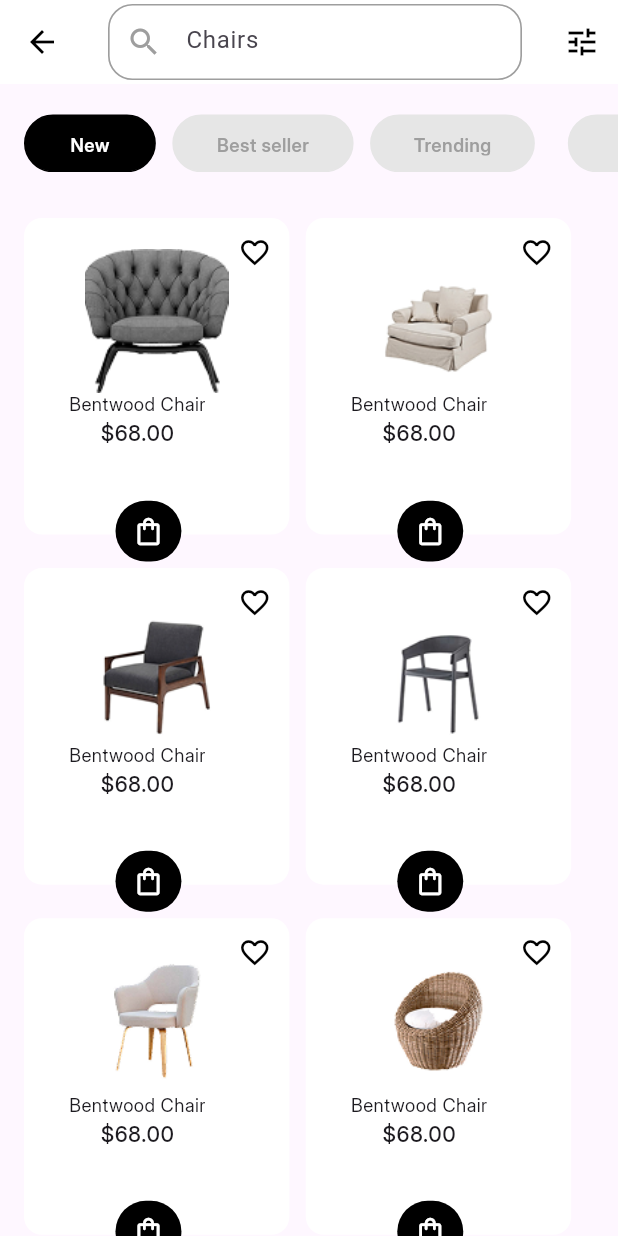
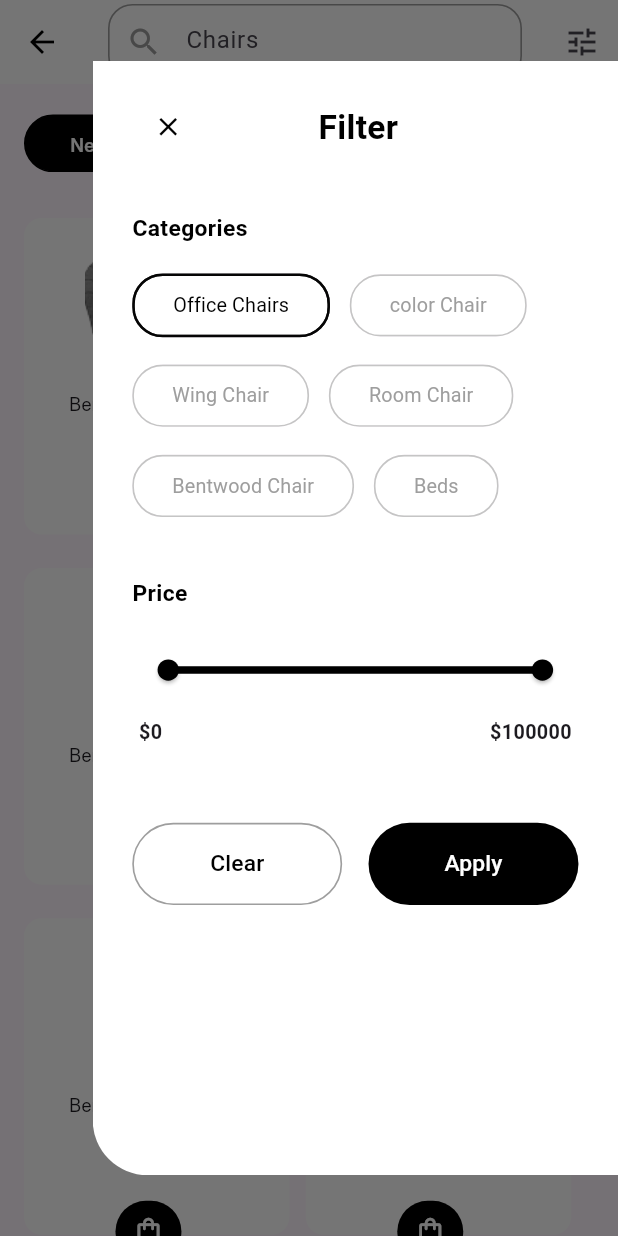
Before and after one commit to PGPrince/snapshop, a Flutter app: the SearchScreen screen opened directly, with the side drawer open (before the commit the screen has no drawer), on a phone screen of 412 x 824 dp. Run offline on Flutter 3.47's test engine with Material 3 defaults, Android fonts, the phone set to English and light mode, and no system bars; our stand-ins replace flutter_screenutil.

Commit message:
add drawer in search screen

```diff
--- /dev/null
+++ b/lib/core/common_widgets/drawer/custom_drawer.dart
@@ -0,0 +1,241 @@
+import 'package:flutter/material.dart';
+import 'package:flutter_screenutil/flutter_screenutil.dart';
+import 'package:snapshop/core/constants/app_colors.dart';
+
+class CustomDrawer extends StatefulWidget {
+  const CustomDrawer({super.key});
+
+  @override
+  State<CustomDrawer> createState() => CustomDrawerState();
+}
+
+class CustomDrawerState extends State<CustomDrawer> {
+  String _selectedCategory = 'Office Chairs';
+
+  RangeValues _currentRangeValues = const RangeValues(0, 100000);
+
+  // Category list data
+  final List<String> _categories = [
+    'Office Chairs',
+    'color Chair',
+    'Wing Chair',
+    'Room Chair',
+    'Bentwood Chair',
+    'Beds',
+  ];
+
+  @override
+  Widget build(BuildContext context) {
+    return SizedBox(
+      width: 0.85.sw,
+      child: Drawer(
+        backgroundColor: Colors.transparent,
+        elevation: 0,
+        child: Container(
+          margin: EdgeInsets.only(top: 40.h, bottom: 40.h),
+          decoration: BoxDecoration(
+            color: AppColors.kWhite,
+
+            borderRadius: BorderRadius.only(bottomLeft: Radius.circular(36.r)),
+          ),
+          child: Padding(
+            padding: EdgeInsets.symmetric(horizontal: 24.w, vertical: 20.h),
+            child: Column(
+              crossAxisAlignment: CrossAxisAlignment.start,
+              children: [
+                Row(
+                  children: [
+                    IconButton(
+                      icon: Icon(
+                        Icons.close,
+                        color: AppColors.kBlack,
+                        size: 20.r,
+                      ),
+                      onPressed: () => Navigator.pop(context),
+                    ),
+                    Expanded(
+                      child: Padding(
+                        padding: EdgeInsets.only(right: 40.w),
+                        child: Text(
+                          'Filter',
+                          textAlign: TextAlign.center,
+                          style: TextStyle(
+                            fontSize: 22.sp,
+                            fontWeight: FontWeight.bold,
+                            color: AppColors.kBlack,
+                          ),
+                        ),
+                      ),
+                    ),
+                  ],
+                ),
+                SizedBox(height: 32.h),
+
+                Text(
+                  'Categories',
+                  style: TextStyle(
+                    fontSize: 15.sp,
+                    fontWeight: FontWeight.bold,
+                    color: AppColors.kBlack,
+                  ),
+                ),
+                SizedBox(height: 16.h),
+
+                Wrap(
+                  spacing: 12.w,
+                  runSpacing: 12.h,
+                  children: _categories.map((category) {
+                    final bool isSelected = _selectedCategory == category;
+                    return ChoiceChip(
+                      label: Text(category),
+                      selected: isSelected,
+                      labelStyle: TextStyle(
+                        color: isSelected ? AppColors.kBlack : AppColors.kGrey,
+                        fontWeight: FontWeight.w400,
+                        fontSize: 13.sp,
+                      ),
+                      selectedColor: Colors.white,
+                      backgroundColor: Colors.white,
+                      showCheckmark: false,
+                      padding: EdgeInsets.symmetric(
+                        horizontal: 16.w,
+                        vertical: 10.h,
+                      ),
+                      shape: RoundedRectangleBorder(
+                        borderRadius: BorderRadius.circular(20.r),
+                        side: BorderSide(
+                          color: isSelected ? Colors.black87 : Colors.black12,
+                          width: isSelected ? 1.5.w : 1.w,
+                        ),
+                      ),
+                      onSelected: (bool selected) {
+                        setState(() {
+                          if (selected) _selectedCategory = category;
+                        });
+                      },
+                    );
+                  }).toList(),
+                ),
+                SizedBox(height: 36.h),
+
+                Text(
+                  'Price',
+                  style: TextStyle(
+                    fontSize: 15.sp,
+                    fontWeight: FontWeight.bold,
+                    color: Colors.black,
+                  ),
+                ),
+                SizedBox(height: 16.h),
+
+                SliderTheme(
+                  data: SliderTheme.of(context).copyWith(
+                    activeTrackColor: Colors.black,
+                    inactiveTrackColor: Colors.black12,
+                    thumbColor: Colors.black,
+                    trackHeight: 3.h,
+                    rangeThumbShape: RoundRangeSliderThumbShape(
+                      enabledThumbRadius: 7.r,
+                    ),
+                    overlayColor: Colors.transparent,
+                  ),
+                  child: RangeSlider(
+                    values: _currentRangeValues,
+                    min: 0,
+                    max: 100000,
+                    onChanged: (RangeValues values) {
+                      setState(() {
+                        _currentRangeValues = values;
+                      });
+                    },
+                  ),
+                ),
+                SizedBox(height: 8.h),
+
+                // Slider Value Labels
+                Padding(
+                  padding: EdgeInsets.symmetric(horizontal: 4.w),
+                  child: Row(
+                    mainAxisAlignment: MainAxisAlignment.spaceBetween,
+                    children: [
+                      Text(
+                        '\$${_currentRangeValues.start.round()}',
+                        style: TextStyle(
+                          fontWeight: FontWeight.bold,
+                          fontSize: 13.sp,
+                        ),
+                      ),
+                      Text(
+                        '\$${_currentRangeValues.end.round()}',
+                        style: TextStyle(
+                          fontWeight: FontWeight.bold,
+                          fontSize: 13.sp,
+                        ),
+                      ),
+                    ],
+                  ),
+                ),
+                SizedBox(height: 50.h),
+
+                Row(
+                  children: [
+                    Expanded(
+                      child: OutlinedButton(
+                        onPressed: () {
+                          setState(() {
+                            _selectedCategory = 'Office Chairs';
+                            _currentRangeValues = const RangeValues(100, 3000);
+                          });
+                        },
+                        style: OutlinedButton.styleFrom(
+                          minimumSize: Size.fromHeight(54.h),
+                          side: BorderSide(color: Colors.black38, width: 1.w),
+                          shape: RoundedRectangleBorder(
+                            borderRadius: BorderRadius.circular(28.r),
+                          ),
+                        ),
+                        child: Text(
+                          'Clear',
+                          style: TextStyle(
+                            color: Colors.black,
+                            fontSize: 15.sp,
+                            fontWeight: FontWeight.w500,
+                          ),
+                        ),
+                      ),
+                    ),
+                    SizedBox(width: 16.w),
+
+                    Expanded(
+                      child: ElevatedButton(
+                        onPressed: () {
+                          Navigator.pop(context);
+                        },
+                        style: ElevatedButton.styleFrom(
+                          backgroundColor: Colors.black,
+                          minimumSize: Size.fromHeight(54.h),
+                          elevation: 0,
+                          shape: RoundedRectangleBorder(
+                            borderRadius: BorderRadius.circular(28.r),
+                          ),
+                        ),
+                        child: Text(
+                          'Apply',
+                          style: TextStyle(
+                            color: Colors.white,
+                            fontSize: 15.sp,
+                            fontWeight: FontWeight.w500,
+                          ),
+                        ),
+                      ),
+                    ),
+                  ],
+                ),
+              ],
+            ),
+          ),
+        ),
+      ),
+    );
+  }
+}
--- a/lib/core/feature/home/screens/search_screen.dart
+++ b/lib/core/feature/home/screens/search_screen.dart
@@ -3,6 +3,7 @@ import 'package:flutter_screenutil/flutter_screenutil.dart';
 import 'package:snapshop/core/cards/product_second_card.dart';
 import 'package:snapshop/core/common_widgets/buttons/custom_icon_button.dart';
 import 'package:snapshop/core/common_widgets/category_filter/custom_category_filter.dart';
+import 'package:snapshop/core/common_widgets/drawer/custom_drawer.dart';
 import 'package:snapshop/core/common_widgets/search_bar/custom_search_bar.dart';
 import 'package:snapshop/core/constants/app_colors.dart';
 import 'package:snapshop/core/constants/app_textstyle.dart';
@@ -42,10 +43,16 @@ class SearchScreenState extends State<SearchScreen> {
         ),
 
         actions: [
-          CustomIconButton(icon: Icons.tune_outlined, color: AppColors.kBlack),
+          Builder(
+            builder: (context) => IconButton(
+              icon: const Icon(Icons.tune_outlined),
+              onPressed: () => Scaffold.of(context).openEndDrawer(),
+            ),
+          ),
         ],
       ),
 
+      endDrawer: CustomDrawer(),
       body: Padding(
         padding: EdgeInsets.only(left: 16),
         child: SingleChildScrollView(
--- a/lib/main.dart
+++ b/lib/main.dart
@@ -1,12 +1,7 @@
 import 'package:flutter/material.dart';
 import 'package:flutter_screenutil/flutter_screenutil.dart';
-import 'package:snapshop/core/feature/auth/forgot_password_screen.dart';
-import 'package:snapshop/core/feature/auth/login_screen.dart';
-import 'package:snapshop/core/feature/auth/new_password_screen.dart';
-import 'package:snapshop/core/feature/auth/sign_up_screen.dart';
-import 'package:snapshop/core/feature/auth/success_screen.dart';
-import 'package:snapshop/core/feature/auth/verify_phone_number_screen.dart';
 import 'package:snapshop/core/feature/home/screens/home_screen.dart';
+import 'package:snapshop/core/feature/home/screens/search_screen.dart';
 
 void main() {
   runApp(const MyApp());
@@ -28,7 +23,7 @@ class MyApp extends StatelessWidget {
           theme: ThemeData(
             colorScheme: .fromSeed(seedColor: Colors.deepPurple),
           ),
-          home: HomeScreen(),
+          home: SearchScreen(),
         );
       },
     );
```
Also changed, not shown: assets/images/product/best_seller/product_1.png (deleted).
